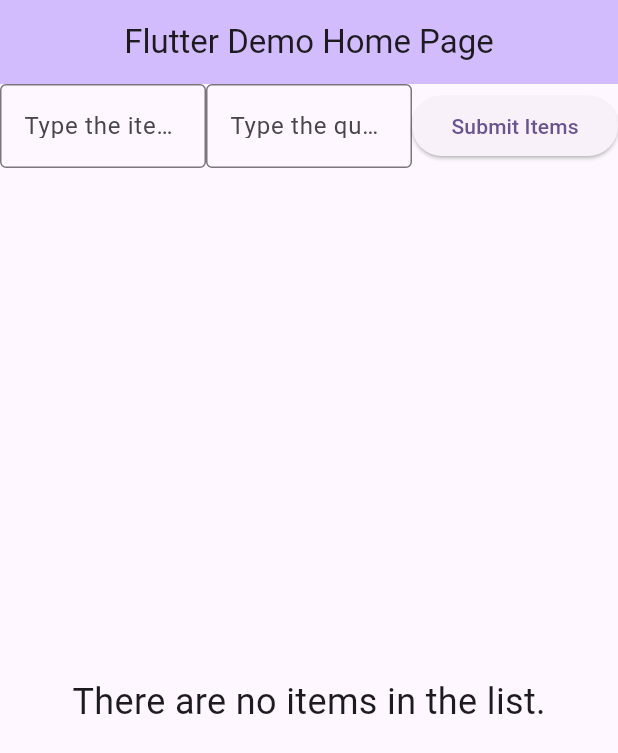
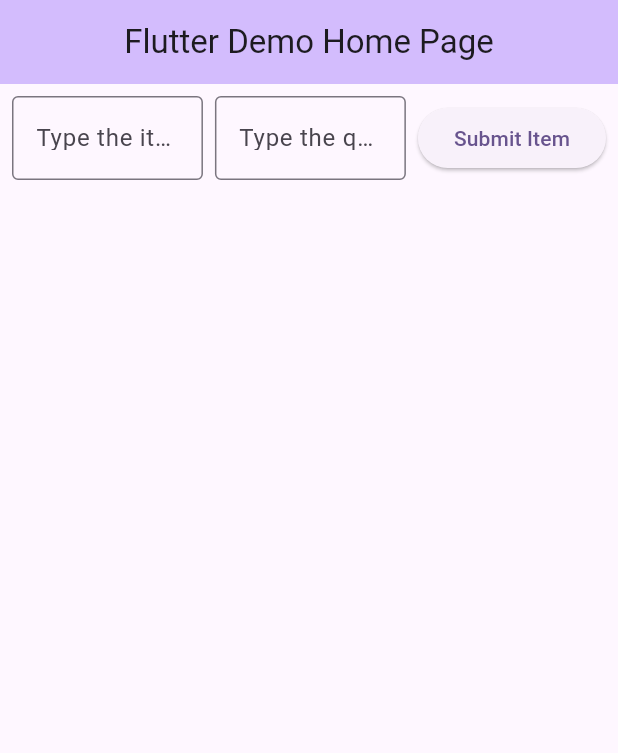
Before and after one commit to goldenisadrian/FlutterLabs, a Flutter app: the screen it shows after launch, on a phone screen of 412 x 824 dp. Shown: the top 753 px of the screen. Run offline on Flutter 3.47's test engine with Material 3 defaults, Android fonts, the phone set to English and light mode, and no system bars; our stand-ins replace floor, sqflite; accounts and stored records are empty; generated files the repository leaves out were written again.

Commit message:
Week 9 Lab

```diff
--- a/lib/main.dart
+++ b/lib/main.dart
@@ -25,71 +25,36 @@ class MyApp extends StatelessWidget {
 
 class MyHomePage extends StatefulWidget {
   const MyHomePage({super.key, required this.title});
-
   final String title;
 
   @override
   State<MyHomePage> createState() => _MyHomePageState();
-
 }
 
-List<String> words =  [] ;
-var wordsArray = <String>[ ];
-bool emptyList = true;
-var selectedName;
-var selectedId;
-var selectedQuan;
-/*
-Widget detailspage() {
-  if (selectedItem != null)
-  return Column(
-    children: [
-
-    ],
-  );
-}
-*/
-Widget listpage(){
-  return Column( children:[
-    Expanded(child:
-    ListView.builder( itemCount:words.length,
-        itemBuilder: (context, rowNum) {  return
-          Row( mainAxisAlignment: MainAxisAlignment.spaceBetween,
-              children:[
-
-              ]);
-        }
-    )
-    )
-  ]);
-}
-
-
-
 class _MyHomePageState extends State<MyHomePage> {
-  final TextEditingController _itemName = TextEditingController(), _itemQuantity = TextEditingController();
+  final TextEditingController _itemName = TextEditingController();
+  final TextEditingController _itemQuantity = TextEditingController();
 
   late AppDatabase database;
   bool dbReady = false;
 
+  List<Item> items = [];
+  Item? selectedItem;
+
   @override
   void initState() {
-
     super.initState();
     intializeDatabase();
   }
 
   Future<void> intializeDatabase() async {
-    database = await $FloorAppDatabase
-        .databaseBuilder('app_database.db')
-        .build();
+    database =
+        await $FloorAppDatabase.databaseBuilder('app_database.db').build();
     setState(() {
       dbReady = true;
     });
     await _loadItems();
   }
-
-  List<Item> items = [];
 
   Future<void> _loadItems() async {
     if (!dbReady) return;
@@ -106,9 +71,8 @@ class _MyHomePageState extends State<MyHomePage> {
 
     if (name.isEmpty || quantity <= 0) return;
 
-
-    final newitem = Item(null, name, quantity);
-    await database.itemDao.insertItem(newitem);
+    final newItem = Item(null, name, quantity);
+    await database.itemDao.insertItem(newItem);
 
     _itemName.clear();
     _itemQuantity.clear();
@@ -121,98 +85,118 @@ class _MyHomePageState extends State<MyHomePage> {
     await database.itemDao.deleteItem(item);
     await _loadItems();
   }
-  Widget reactiveLayout()  {
-    return Row(
+
+  Widget buildDetailView(Item item, bool isWideScreen) {
+    return Card(
+      margin: EdgeInsets.all(16),
+      child: Padding(
+        padding: const EdgeInsets.all(16.0),
+        child: Column(
+          crossAxisAlignment: CrossAxisAlignment.start,
           children: [
-          listpage(), //Left side
-          //detailspage() //Right side
-        ]);
+            Text("ID: ${item.id}", style: TextStyle(fontSize: 18)),
+            SizedBox(height: 8),
+            Text("Name: ${item.name}", style: TextStyle(fontSize: 22)),
+            SizedBox(height: 8),
+            Text("Quantity: ${item.quantity}", style: TextStyle(fontSize: 18)),
+            SizedBox(height: 20),
+            Row(
+              children: [
+                ElevatedButton(
+                  onPressed: () async {
+                    await _deleteItem(item);
+                    setState(() => selectedItem = null);
+                    if (!isWideScreen) Navigator.pop(context);
+                  },
+                  child: Text("Delete"),
+                ),
+                SizedBox(width: 10),
+                ElevatedButton(
+                  onPressed: () {
+                    setState(() => selectedItem = null);
+                    if (!isWideScreen) Navigator.pop(context);
+                  },
+                  child: Text("Close"),
+                ),
+              ],
+            ),
+          ],
+        ),
+      ),
+    );
   }
 
   @override
   Widget build(BuildContext context) {
-
     return Scaffold(
       appBar: AppBar(
         backgroundColor: Theme.of(context).colorScheme.inversePrimary,
         title: Text(widget.title),
         centerTitle: true,
       ),
-      body: Center(
+      body: Padding(
+        padding: const EdgeInsets.all(8.0),
         child: Column(
-          mainAxisAlignment: MainAxisAlignment.center,
-          children: <Widget>[
+          children: [
+            // Input Row
             Row(
-          mainAxisAlignment: MainAxisAlignment.center,
               children: [
-          Expanded (
+                Expanded(
                   child: TextField(
                     controller: _itemName,
                     decoration: InputDecoration(
                       border: OutlineInputBorder(),
-                labelText: 'Type the item here'))),
-    Expanded (
+                      labelText: 'Type the item here',
+                    ),
+                  ),
+                ),
+                SizedBox(width: 8),
+                Expanded(
                   child: TextField(
                     controller: _itemQuantity,
                     decoration: InputDecoration(
                       border: OutlineInputBorder(),
-        labelText: 'Type the quantity here'))),
-          Expanded (
-              child: ElevatedButton(
-                  onPressed: () async {
-                    await addItem();
-
-                    },
-              child: const Text('Submit Items'),
-          )
-          )
-            ],
-        ),// END OF ROW ///////////////////////////////////////
-
-            Expanded(
-  child: Stack(
-                children: <Widget>[
-                  Center(
-                    child: Column(
-                      mainAxisAlignment: MainAxisAlignment.center,
-                      children: [
-                        Visibility(
-                          visible: items.isEmpty,
-                          child: Text('There are no items in the list.', style: new TextStyle(fontSize: 24),),
-                        )
+                      labelText: 'Type the quantity here',
+                    ),
+                    keyboardType: TextInputType.number,
+                  ),
+                ),
+                SizedBox(width: 8),
+                ElevatedButton(onPressed: addItem, child: Text('Submit Item')),
               ],
             ),
-                  ),
+            SizedBox(height: 16),
 
-                  ListView.builder(
+            // List and Detail Layout
+            Expanded(
+              child: LayoutBuilder(
+                builder: (context, constraints) {
+                  bool isWideScreen = constraints.maxWidth > 600;
+
+                  Widget list = ListView.builder(
                     itemCount: items.length,
                     itemBuilder: (context, index) {
                       final item = items[index];
                       return GestureDetector(
                         onTap: () {
-                    selectedId = item.id;
-                    selectedName = item.name;
-                    selectedQuan = item.quantity;
-                    showDialog(context: context,
+                          setState(() {
+                            selectedItem = item;
+                          });
+
+                          if (!isWideScreen) {
+                            Navigator.push(
+                              context,
+                              MaterialPageRoute(
                                 builder:
-                        (BuildContext context) => AlertDialog(
-                          title: const Text('Confirm Delete'),
-                          content: Text('Id: $selectedId Name: $selectedName Quantity: $selectedQuan'),
-                          actions: <Widget>[
-                            TextButton(
-                                onPressed: () { Navigator.pop(context, 'Cancel');},
-                                child: const Text('Cancel')
+                                    (_) => Scaffold(
+                                      appBar: AppBar(
+                                        title: Text("Item Details"),
                                       ),
-                            TextButton(
-                                onPressed: () {
-                                  Navigator.pop(context, 'Delete');
-                                  _deleteItem(item);
-                                  },
-                                child: const Text('Delete')
-
-                            )
-                          ],
-                        ));
+                                      body: buildDetailView(item, false),
+                                    ),
+                              ),
+                            );
+                          }
                         },
                         child: ListTile(
                           leading: Text('${index + 1}'),
@@ -220,14 +204,36 @@ class _MyHomePageState extends State<MyHomePage> {
                           subtitle: Text('Quantity: ${item.quantity}'),
                         ),
                       );
+                    },
+                  );
+
+                  if (isWideScreen) {
+                    return Row(
+                      children: [
+                        Flexible(flex: 2, child: list),
+                        VerticalDivider(),
+                        Flexible(
+                          flex: 3,
+                          child:
+                              selectedItem != null
+                                  ? buildDetailView(selectedItem!, true)
+                                  : Center(
+                                    child: Text(
+                                      'Select an item to view details',
+                                    ),
+                                  ),
+                        ),
+                      ],
+                    );
+                  } else {
+                    return list;
                   }
+                },
               ),
-  ]
             ),
-)
           ],
         ),
-      ), // This trailing comma makes auto-formatting nicer for build methods.
+      ),
     );
   }
 }
```
Lines whose indentation alone changed are shown as unchanged.
